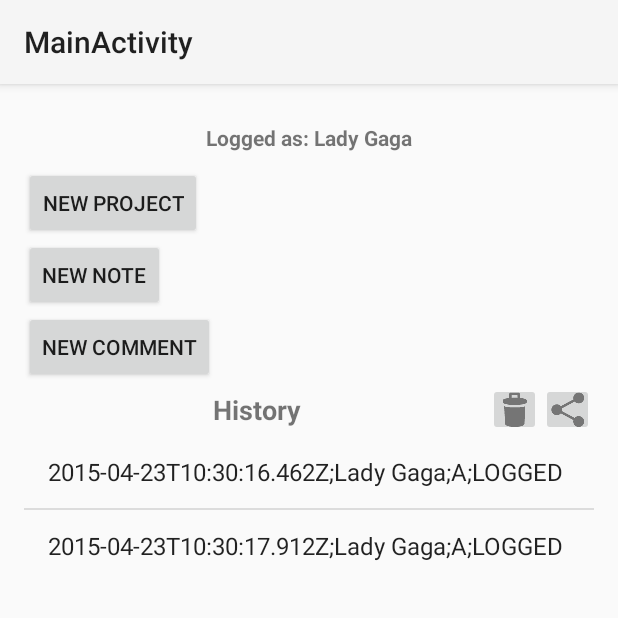
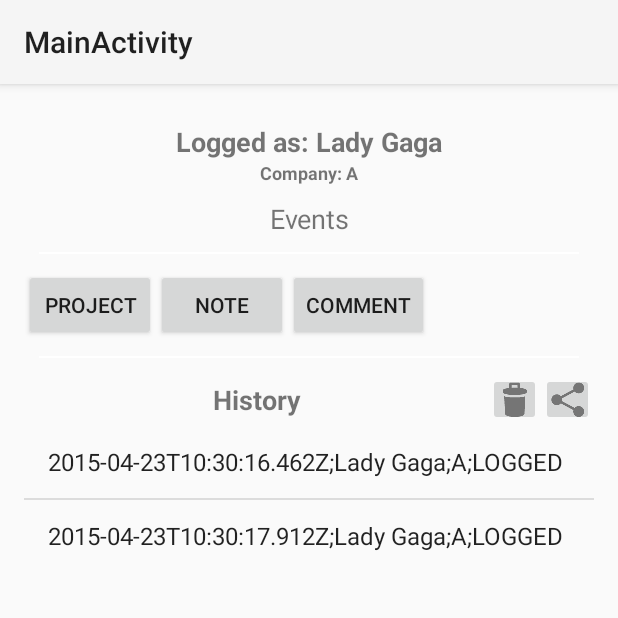
Before and after one commit to bnsantos/android-analytics-example, an Android app: the MainActivity screen opened directly, with no data from a screen before it, on a phone screen of 412 x 824 dp, the top half of it. Run offline under Robolectric (Android 15) with nearby library versions, the phone set to English and light mode, and no system bars; libraries missing offline, so code that uses them is left out: com.mixpanel.android.

Commit message:
improving ui of main activity

```diff
--- a/app/src/main/java/bnsantos/com/analytics/example/activity/MainActivity.java
+++ b/app/src/main/java/bnsantos/com/analytics/example/activity/MainActivity.java
@@ -21,6 +21,7 @@ import bnsantos.com.analytics.example.StorageUtils;
 public class MainActivity extends Activity {
     private AnalyticsHelper mHelper;
     private TextView mTitle;
+    private TextView mCompany;
     private ArrayAdapter<String> mHistoryAdapter;
     private ListView mHistoryListView;
     private List<String> mLogs;
@@ -42,6 +43,8 @@ public class MainActivity extends Activity {
     private void initViews() {
         mTitle = (TextView) findViewById(R.id.loggedAs);
         mTitle.setText(getString(R.string.logged_as, Constants.getCurrentUser()));
+        mCompany = (TextView) findViewById(R.id.companyTextView);
+        mCompany.setText(getString(R.string.company_as, Constants.getCurrentCompany()));
         mHistoryListView = (ListView) findViewById(R.id.historyListView);
     }
 
--- a/app/src/main/res/layout/activity_main.xml
+++ b/app/src/main/res/layout/activity_main.xml
@@ -14,10 +14,38 @@
         android:layout_width="wrap_content"
         android:layout_height="wrap_content"
         android:layout_gravity="center_horizontal"
-        android:layout_margin="10dp"
+        android:layout_marginTop="10dp"
         android:text="@string/logged_as"
-        android:textSize="14sp"
+        android:textSize="@dimen/text_size"
         android:textStyle="bold" />
+    <TextView
+        android:id="@+id/companyTextView"
+        android:layout_width="wrap_content"
+        android:layout_height="wrap_content"
+        android:layout_gravity="center_horizontal"
+        android:layout_marginBottom="10dp"
+        android:text="@string/company_as"
+        android:textSize="12sp"
+        android:textStyle="bold" />
+
+    <TextView
+        android:layout_width="match_parent"
+        android:layout_height="wrap_content"
+        android:gravity="center"
+        android:textSize="@dimen/text_size"
+        android:text="@string/events"/>
+
+    <View
+        android:background="#ffffff"
+        android:layout_width = "fill_parent"
+        android:layout_height="1dip"
+        android:layout_below="@+id/loginButton"
+        android:layout_margin="@dimen/margin"/>
+
+    <LinearLayout
+        android:layout_width="match_parent"
+        android:layout_height="wrap_content"
+        android:orientation="horizontal">
 
         <Button
             android:id="@+id/projectButton"
@@ -37,6 +65,14 @@
             android:layout_width="wrap_content"
             android:layout_height="wrap_content"
             android:text="@string/new_comment" />
+    </LinearLayout>
+
+    <View
+        android:background="#ffffff"
+        android:layout_width = "fill_parent"
+        android:layout_height="1dip"
+        android:layout_below="@+id/loginButton"
+        android:layout_margin="@dimen/margin"/>
 
     <LinearLayout
         android:layout_width="match_parent"
--- a/app/src/main/res/values/strings.xml
+++ b/app/src/main/res/values/strings.xml
@@ -34,9 +34,10 @@
     <string name="title_activity_main">MainActivity</string>
     <string name="login_message">Successfully logged as %s</string>
     <string name="logged_as">Logged as: %s</string>
-    <string name="new_project">New Project</string>
-    <string name="new_note">New Note</string>
-    <string name="new_comment">New Comment</string>
+    <string name="company_as">Company: %s</string>
+    <string name="new_project">Project</string>
+    <string name="new_note">Note</string>
+    <string name="new_comment">Comment</string>
     <string name="history">History</string>
     <string name="successfully_added">Successfully added %s</string>
     <string name="send_to">Send logs to...</string>
@@ -50,4 +51,5 @@
     <string name="enable_localytics">Enable Localytics</string>
     <string name="user">User</string>
     <string name="company">Company</string>
+    <string name="events">Events</string>
 </resources>
```
Lines whose indentation alone changed are shown as unchanged.
